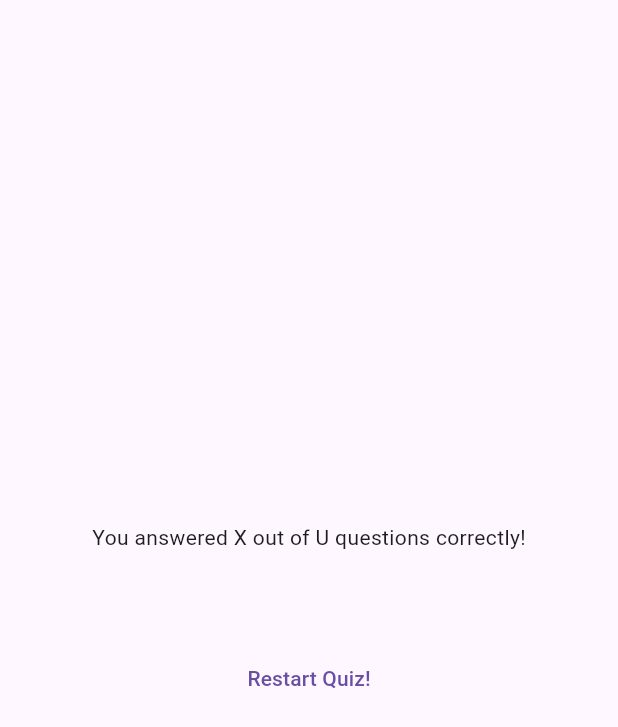
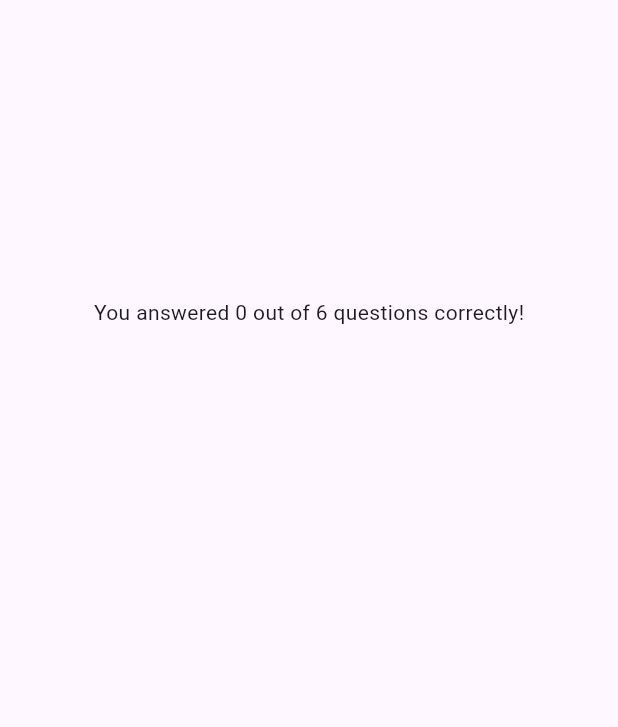
Before and after one commit to BrianPHChen/flutter_adv_basics, a Flutter app: the ResultsScreen widget shown alone on an empty page, opened directly with empty values, on a phone screen of 412 x 824 dp. Shown: the top 727 px of the screen. Run offline on Flutter 3.47's test engine with Material 3 defaults, Android fonts, the phone set to English and light mode, and no system bars; our stand-ins replace google_fonts.

Commit message:
feat: add correct question num and add scroll view

```diff
--- a/lib/questions_summary.dart
+++ b/lib/questions_summary.dart
@@ -7,7 +7,10 @@ class QuestionsSummary extends StatelessWidget {
 
   @override
   Widget build(BuildContext context) {
-    return Column(
+    return SizedBox(
+      height: 300,
+      child: SingleChildScrollView(
+        child: Column(
           children: summaryData.map((data) {
             return Row(
               children: [
@@ -27,6 +30,8 @@ class QuestionsSummary extends StatelessWidget {
               ],
             );
           }).toList(),
+        ),
+      ),
     );
   }
 }
--- a/lib/results_screen.dart
+++ b/lib/results_screen.dart
@@ -27,6 +27,12 @@ class ResultsScreen extends StatelessWidget {
 
   @override
   Widget build(BuildContext context) {
+    final summaryData = getSummaryData();
+    final numTotalQuestions = questions.length;
+    final numCorrectQuestions = summaryData.where((data) {
+      return data['correct_answer'] == data['user_answer'];
+    }).length;
+
     return SizedBox(
       width: double.infinity,
       child: Container(
@@ -34,15 +40,23 @@ class ResultsScreen extends StatelessWidget {
         child: Column(
           mainAxisAlignment: MainAxisAlignment.center,
           children: [
-            const Text('You answered X out of U questions correctly!'),
+            Text(
+                'You answered $numCorrectQuestions out of $numTotalQuestions questions correctly!'),
             const SizedBox(
               height: 30,
             ),
-            QuestionsSummary(getSummaryData()),
+            QuestionsSummary(summaryData),
             const SizedBox(
               height: 30,
             ),
-            TextButton(onPressed: () {}, child: Text('Restart Quiz!'))
+            TextButton(
+                onPressed: () {},
+                child: const Text(
+                  'Restart Quiz!',
+                  style: TextStyle(
+                    color: Colors.white,
+                  ),
+                ))
           ],
         ),
       ),
```
Lines whose indentation alone changed are shown as unchanged.
